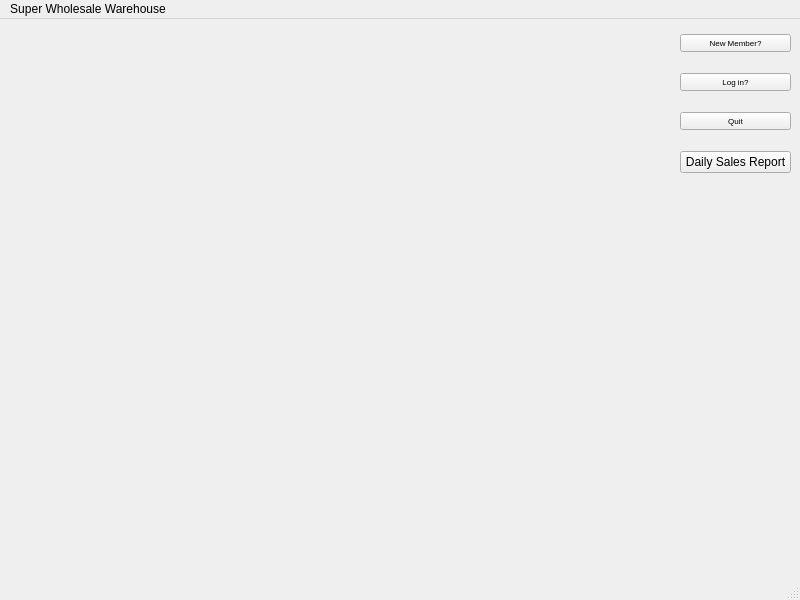
Above: mainwindow.ui from WinterCS003/CS008_Project1 before the change. Below: the same form after it.
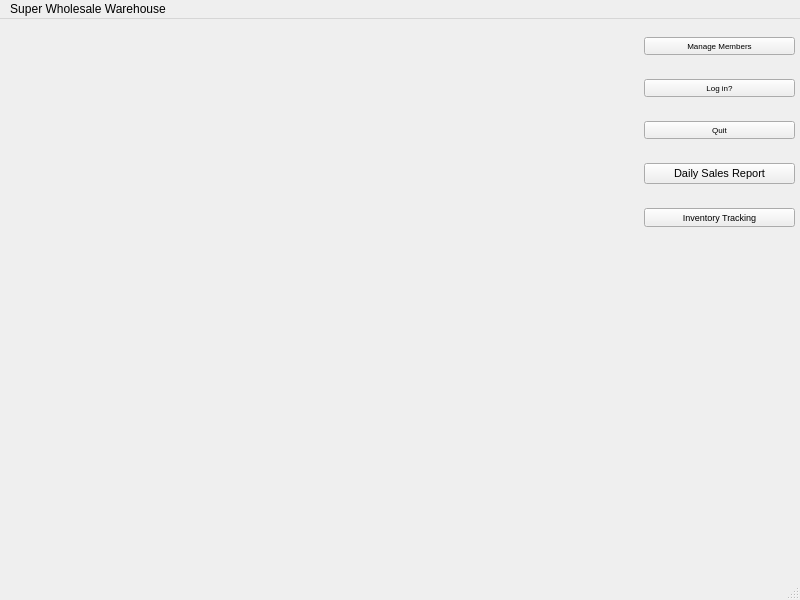
That is the form after the change.

What changed in the file:
```diff
--- a/mainwindow.ui
+++ b/mainwindow.ui
@@ -17,10 +17,10 @@
    <widget class="QWidget" name="layoutWidget">
     <property name="geometry">
      <rect>
-      <x>680</x>
+      <x>644</x>
       <y>0</y>
-      <width>111</width>
-      <height>171</height>
+      <width>151</width>
+      <height>231</height>
      </rect>
     </property>
     <layout class="QVBoxLayout" name="verticalLayout">
@@ -32,7 +32,7 @@
         </font>
        </property>
        <property name="text">
-        <string>New Member?</string>
+        <string>Manage Members</string>
        </property>
       </widget>
      </item>
@@ -62,11 +62,30 @@
      </item>
      <item>
       <widget class="QPushButton" name="dailySales">
+       <property name="font">
+        <font>
+         <family>MS Shell Dlg 2</family>
+         <pointsize>8</pointsize>
+        </font>
+       </property>
        <property name="text">
         <string>Daily Sales Report</string>
        </property>
       </widget>
      </item>
+     <item>
+      <widget class="QPushButton" name="manageInventory">
+       <property name="font">
+        <font>
+         <family>MS Shell Dlg 2</family>
+         <pointsize>7</pointsize>
+        </font>
+       </property>
+       <property name="text">
+        <string>Inventory Tracking</string>
+       </property>
+      </widget>
+     </item>
     </layout>
    </widget>
   </widget>
```
Left out of the diff: 4 changed lines with no effect on the pictures.
